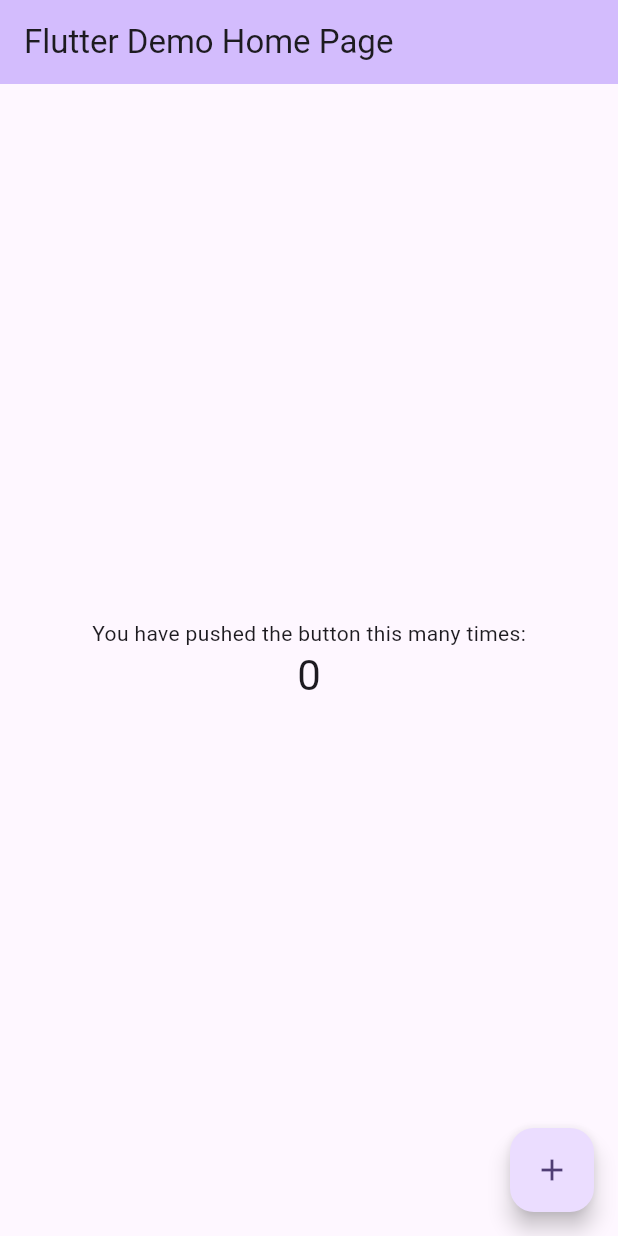
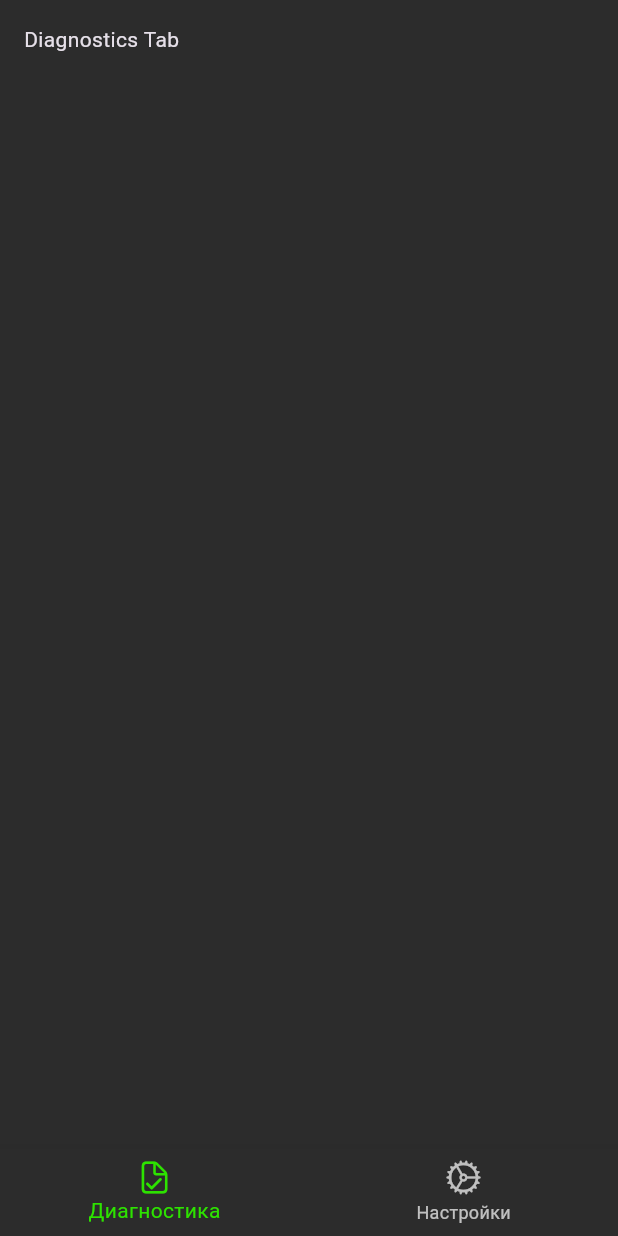
Before and after one commit to alexverbitsky/enduro_diagnostics_map, a Flutter app: the screen it shows after launch, on a phone screen of 412 x 824 dp. Run offline on Flutter 3.47's test engine with Material 3 defaults, Android fonts, the phone set to English and light mode, and no system bars.

Commit message:
feat: add main tabs

```diff
--- /dev/null
+++ b/lib/features/diagnostics/widgets/diagnostics_tab.dart
@@ -0,0 +1,15 @@
+import 'package:flutter/material.dart';
+
+class DiagnosticsTab extends StatelessWidget {
+  const DiagnosticsTab({super.key});
+
+  @override
+  Widget build(BuildContext context) {
+    return SafeArea(
+      child: Padding(
+        padding: const EdgeInsets.all(16),
+        child: const Text('Diagnostics Tab'),
+      ),
+    );
+  }
+}
--- /dev/null
+++ b/lib/features/settings/widgets/settings_tab.dart
@@ -0,0 +1,15 @@
+import 'package:flutter/material.dart';
+
+class SettingsTab extends StatelessWidget {
+  const SettingsTab({super.key});
+
+  @override
+  Widget build(BuildContext context) {
+    return SafeArea(
+      child: Padding(
+        padding: const EdgeInsets.all(16),
+        child: const Text('Settings Tab'),
+      ),
+    );
+  }
+}
--- a/lib/main.dart
+++ b/lib/main.dart
@@ -1,3 +1,7 @@
+import 'package:enduro_diagnostics_map/features/diagnostics/widgets/diagnostics_tab.dart';
+import 'package:enduro_diagnostics_map/features/settings/widgets/settings_tab.dart';
+import 'package:enduro_diagnostics_map/shared/colors.dart';
+import 'package:flutter/cupertino.dart';
 import 'package:flutter/material.dart';
 
 void main() {
@@ -10,59 +14,56 @@ class MyApp extends StatelessWidget {
   @override
   Widget build(BuildContext context) {
     return MaterialApp(
-      title: 'Flutter Demo',
-      theme: ThemeData(
-        colorScheme: ColorScheme.fromSeed(seedColor: Colors.deepPurple),
-        useMaterial3: true,
+      theme: ThemeData.dark().copyWith(
+        splashColor: Colors.transparent,
+        highlightColor: Colors.transparent,
+        scaffoldBackgroundColor: scaffoldBackgroundColor,
       ),
-      home: const MyHomePage(title: 'Flutter Demo Home Page'),
+      home: const MyHomePage(),
     );
   }
 }
 
 class MyHomePage extends StatefulWidget {
-  const MyHomePage({super.key, required this.title});
-
-  final String title;
+  const MyHomePage({super.key});
 
   @override
   State<MyHomePage> createState() => _MyHomePageState();
 }
 
 class _MyHomePageState extends State<MyHomePage> {
-  int _counter = 0;
+  int _selectedIndex = 0;
 
-  void _incrementCounter() {
+  static const List<Widget> _widgetOptions = <Widget>[
+    DiagnosticsTab(),
+    SettingsTab(),
+  ];
+
+  void _onItemTapped(int index) {
     setState(() {
-      _counter++;
+      _selectedIndex = index;
     });
   }
 
   @override
   Widget build(BuildContext context) {
     return Scaffold(
-      appBar: AppBar(
-        backgroundColor: Theme.of(context).colorScheme.inversePrimary,
-        title: Text(widget.title),
-      ),
-      body: Center(
-        child: Column(
-          mainAxisAlignment: MainAxisAlignment.center,
-          children: <Widget>[
-            const Text(
-              'You have pushed the button this many times:',
-            ),
-            Text(
-              '$_counter',
-              style: Theme.of(context).textTheme.headlineMedium,
-            ),
-          ],
-        ),
-      ),
-      floatingActionButton: FloatingActionButton(
-        onPressed: _incrementCounter,
-        tooltip: 'Increment',
-        child: const Icon(Icons.add),
+      body: _widgetOptions.elementAt(_selectedIndex),
+      bottomNavigationBar: BottomNavigationBar(
+        backgroundColor: Theme.of(context).scaffoldBackgroundColor,
+        selectedItemColor: mainColor,
+        items: const [
+          BottomNavigationBarItem(
+            icon: Icon(CupertinoIcons.doc_checkmark),
+            label: 'Диагностика',
+          ),
+          BottomNavigationBarItem(
+            icon: Icon(CupertinoIcons.settings),
+            label: 'Настройки',
+          ),
+        ],
+        currentIndex: _selectedIndex,
+        onTap: _onItemTapped,
       ),
     );
   }
--- /dev/null
+++ b/lib/shared/colors.dart
@@ -0,0 +1,4 @@
+import 'dart:ui';
+
+const mainColor = Color(0xFF2DE300);
+const scaffoldBackgroundColor = Color(0xFF2C2C2C);
--- a/pubspec.yaml
+++ b/pubspec.yaml
@@ -10,6 +10,7 @@ environment:
 dependencies:
   flutter:
     sdk: flutter
+  cupertino_icons: 1.0.8
 
 dev_dependencies:
   flutter_test:
```
Also changed, not shown: pubspec.lock.
